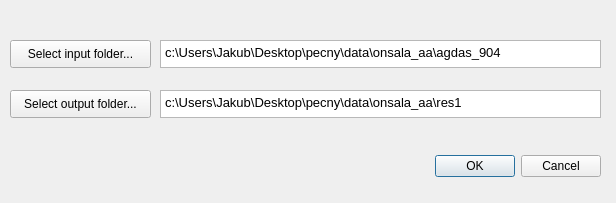
Above: gui/newProject.ui from milosvalko/Agdas before the change. Below: the same form after it.
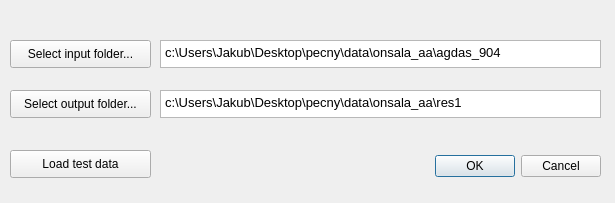
That is the form after the change.

Commit message:
added experimental data
-added button "Load test data" on "New project data"
-resized Compute.yfda numpy array for fft
-changed input for progressbar from float to int
-write version of repository at the end of calculating

```diff
--- a/gui/newProject.ui
+++ b/gui/newProject.ui
@@ -6,7 +6,7 @@
    <rect>
     <x>0</x>
     <y>0</y>
-    <width>616</width>
+    <width>615</width>
     <height>203</height>
    </rect>
   </property>
@@ -111,6 +111,19 @@
 &lt;p style=&quot; margin-top:0px; margin-bottom:0px; margin-left:0px; margin-right:0px; -qt-block-indent:0; text-indent:0px;&quot;&gt;c:\Users\Jakub\Desktop\pecny\data\onsala_aa\res1&lt;/p&gt;&lt;/body&gt;&lt;/html&gt;</string>
    </property>
   </widget>
+  <widget class="QPushButton" name="load_test">
+   <property name="geometry">
+    <rect>
+     <x>10</x>
+     <y>150</y>
+     <width>141</width>
+     <height>28</height>
+    </rect>
+   </property>
+   <property name="text">
+    <string>Load test data</string>
+   </property>
+  </widget>
  </widget>
  <resources/>
  <connections>
```
The commit also changes 6 other files.
